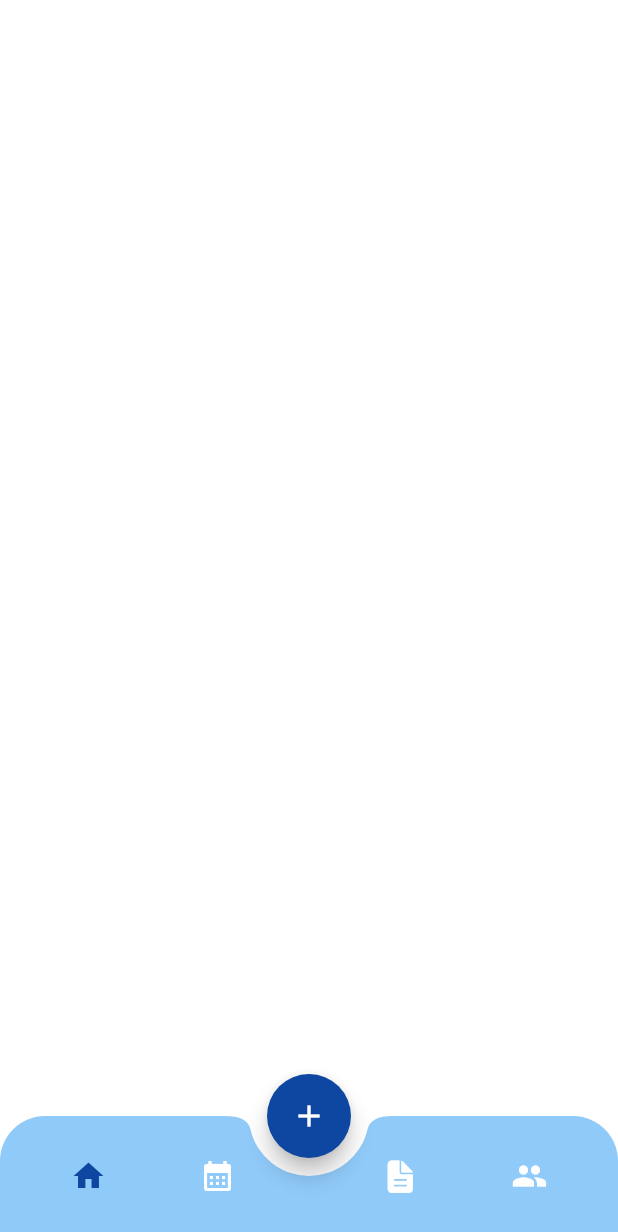
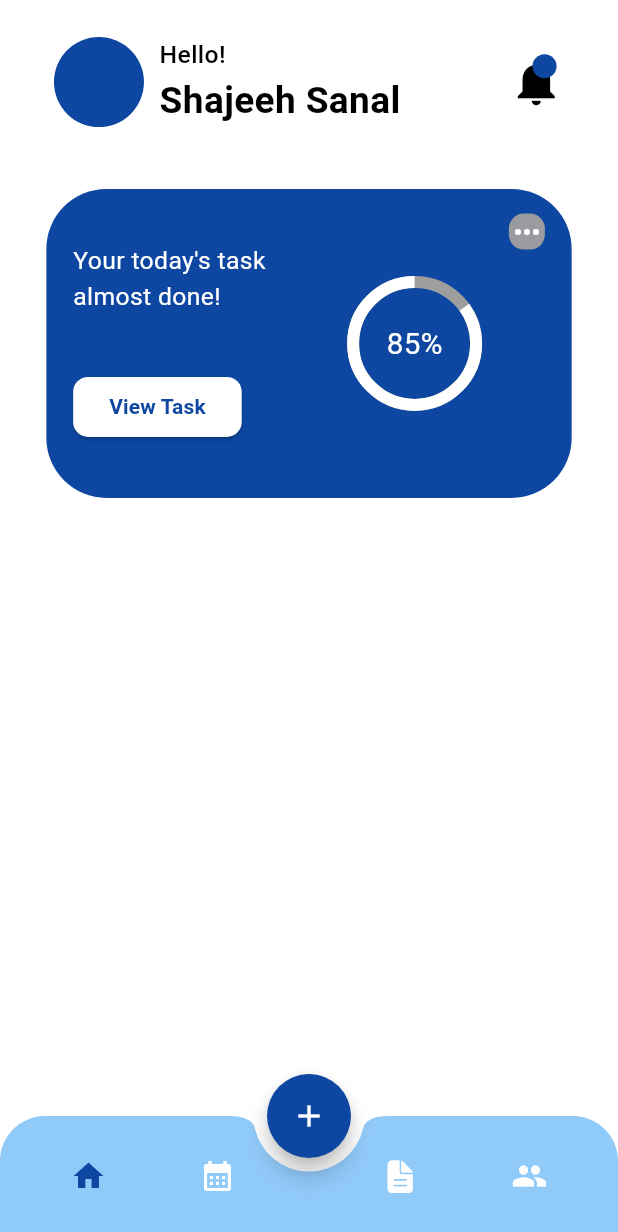
Before and after one commit to shajeehsanal/todo_app, a Flutter app: the screen it shows after launch, on a phone screen of 412 x 824 dp. Shown: the top 1232 px of the screen. Run offline on Flutter 3.47's test engine with Material 3 defaults, Android fonts, the phone set to English and light mode, and no system bars; drawn by our look-alikes of percent_indicator; our stand-ins replace firebase_core, flutter_riverpod, shared_preferences; accounts and stored records are empty.

Commit message:
working in home screen ui

```diff
--- a/lib/features/home/home.dart
+++ b/lib/features/home/home.dart
@@ -1,154 +1,71 @@
-import 'package:flutter/cupertino.dart';
 import 'package:flutter/material.dart';
-import 'package:flutter_riverpod/flutter_riverpod.dart';
-import 'package:shared_preferences/shared_preferences.dart';
+import 'package:todo_app/features/home/task_progress_widget.dart';
+import 'package:todo_app/global/global_variables.dart';
 
-class HomeScreen extends ConsumerStatefulWidget {
+class HomeScreen extends StatelessWidget {
   const HomeScreen({super.key});
 
   @override
-  ConsumerState<HomeScreen> createState() => _HomeScreenState();
-}
+  Widget build(BuildContext context) {
+    double fontSize = width > height ? width * 0.2 : height * 0.2;
+    double iconSize = width > height ? width * 0.1 : height * 0.1;
 
-class _HomeScreenState extends ConsumerState<HomeScreen> {
-  List<DropdownMenuItem> dropdownItems = [];
-  late SharedPreferences preferences;
-  final selectedIndexProvider = StateProvider<int>((ref) => 0);
-
-  @override
-  void initState() {
-    super.initState();
-    dropdownItems = [
-      const DropdownMenuItem(value: 'System', child: Icon(Icons.computer)),
-      const DropdownMenuItem(value: 'Light', child: Icon(Icons.light_mode)),
-      const DropdownMenuItem(value: 'Dark', child: Icon(Icons.dark_mode)),
-    ];
-  }
-
-  @override
-  Widget build(BuildContext context) {
-    final selectedIndex = ref.watch(selectedIndexProvider);
-    return Scaffold(
-      drawer: const Drawer(
+    return SafeArea(
+      child: SingleChildScrollView(
         child: Column(
           children: [
-            UserAccountsDrawerHeader(
-              accountName: Text('User Name'),
-              accountEmail: Text('User Email'),
-              currentAccountPicture: CircleAvatar(
-                backgroundColor: Colors.blueGrey,
+            SizedBox(height: height * 0.03),
+            Row(
+              mainAxisAlignment: MainAxisAlignment.spaceAround,
+              children: [
+                Row(
+                  mainAxisAlignment: MainAxisAlignment.spaceBetween,
+                  children: [
+                    const CircleAvatar(radius: 30),
+                    SizedBox(width: width * 0.025),
+                    Column(
+                      crossAxisAlignment: CrossAxisAlignment.start,
+                      children: [
+                        Text(
+                          'Hello!',
+                          style: TextStyle(
+                            fontSize: fontSize * 0.1,
+                            fontWeight: FontWeight.w500,
+                          ),
+                        ),
+                        Text(
+                          'Shajeeh Sanal',
+                          style: TextStyle(
+                            fontSize: fontSize * 0.15,
+                            fontWeight: FontWeight.bold,
                           ),
                         ),
                       ],
                     ),
+                  ],
                 ),
-      bottomNavigationBar: ClipRRect(
-        borderRadius: const BorderRadius.only(
-          topLeft: Radius.circular(30),
-          topRight: Radius.circular(30),
+                Stack(
+                  alignment: Alignment.topRight,
+                  children: [
+                    Icon(
+                      Icons.notifications,
+                      size: iconSize * 0.45,
+                      color: Colors.black,
                     ),
-        child: BottomAppBar(
-          color: Colors.blue.shade200,
-          shape: const CircularNotchedRectangle(),
-          child: Row(
-            mainAxisAlignment: MainAxisAlignment.spaceAround,
-            children: [
-              IconButton(
-                icon: Icon(
-                  Icons.home,
-                  color: selectedIndex == 0
-                      ? Theme.of(context).primaryColor
-                      : Colors.white,
+                    Positioned(
+                      right: 5,
+                      child: CircleAvatar(
+                        backgroundColor: Theme.of(context).primaryColor,
+                        radius: 8,
                       ),
-                onPressed: () {},
-              ),
-              Padding(
-                padding: const EdgeInsets.only(right: 18.0),
-                child: IconButton(
-                  icon: const Icon(
-                    Icons.calendar_month,
-                    color: Colors.white,
-                  ),
-                  onPressed: () {},
-                ),
-              ),
-              Padding(
-                padding: const EdgeInsets.only(left: 18.0),
-                child: IconButton(
-                  icon: const Icon(
-                    CupertinoIcons.doc_text_fill,
-                    color: Colors.white,
-                  ),
-                  onPressed: () {},
-                ),
-              ),
-              IconButton(
-                icon: const Icon(
-                  Icons.people,
-                  color: Colors.white,
-                ),
-                onPressed: () {},
                     ),
                   ],
                 ),
+              ],
             ),
-      ),
-      // appBar: AppBar(
-      //   title: const Text('Todo List'),
-      //   elevation: 10,
-      //   centerTitle: true,
-      //   iconTheme: const IconThemeData(color: Colors.white),
-      //   actions: [
-      //     Consumer(
-      //       builder: (context, ref, child) {
-      //         final themeMode = ref.watch(themeModeProvider);
-      //         String theme = themeMode == ThemeMode.system
-      //             ? 'System'
-      //             : themeMode == ThemeMode.light
-      //                 ? 'Light'
-      //                 : 'Dark';
-
-      //         return Padding(
-      //           padding: const EdgeInsets.only(right: 5),
-      //           child: DropdownButtonHideUnderline(
-      //             child: DropdownButton2(
-      //               items: dropdownItems,
-      //               value: theme,
-      //               onChanged: (value) async {
-      //                 preferences = await SharedPreferences.getInstance();
-      //                 preferences.setString(
-      //                   'themeMode',
-      //                   value.toString().trim(),
-      //                 );
-      //                 if (value == 'System') {
-      //                   ref
-      //                       .read(themeModeProvider.notifier)
-      //                       .update((state) => ThemeMode.system);
-      //                 } else if (value == 'Light') {
-      //                   ref
-      //                       .read(themeModeProvider.notifier)
-      //                       .update((state) => ThemeMode.light);
-      //                 } else {
-      //                   ref
-      //                       .read(themeModeProvider.notifier)
-      //                       .update((state) => ThemeMode.dark);
-      //                 }
-      //               },
-      //             ),
-      //           ),
-      //         );
-      //       },
-      //     )
-      //   ],
-      // ),
-      body: Container(),
-      floatingActionButtonLocation: FloatingActionButtonLocation.centerDocked,
-      floatingActionButton: Padding(
-        padding: const EdgeInsets.all(8.0),
-        child: FloatingActionButton(
-          onPressed: () {},
-          shape: const CircleBorder(),
-          child: const Icon(Icons.add),
+            SizedBox(height: height * 0.05),
+            const TaskProgressWidget(),
+          ],
         ),
       ),
     );
--- /dev/null
+++ b/lib/features/home/task_progress_widget.dart
@@ -0,0 +1,95 @@
+import 'package:flutter/material.dart';
+import 'package:percent_indicator/circular_percent_indicator.dart';
+import 'package:todo_app/global/global_variables.dart';
+
+class TaskProgressWidget extends StatelessWidget {
+  const TaskProgressWidget({super.key});
+
+  @override
+  Widget build(BuildContext context) {
+    double fontSize = width > height ? width * 0.2 : height * 0.2;
+
+    return Container(
+      width: width * 0.85,
+      height: height * 0.25,
+      decoration: BoxDecoration(
+        color: Theme.of(context).primaryColor,
+        borderRadius: BorderRadius.circular(40),
+      ),
+      child: Row(
+        mainAxisAlignment: MainAxisAlignment.spaceEvenly,
+        children: [
+          Column(
+            mainAxisAlignment: MainAxisAlignment.spaceEvenly,
+            crossAxisAlignment: CrossAxisAlignment.start,
+            children: [
+              SizedBox(
+                width: width * 0.4,
+                child: Text(
+                  "Your today's task almost done!",
+                  style: TextStyle(
+                    color: Theme.of(context).scaffoldBackgroundColor,
+                    fontSize: fontSize * 0.1,
+                  ),
+                ),
+              ),
+              ElevatedButton(
+                onPressed: () {},
+                style: ElevatedButton.styleFrom(
+                  shape: RoundedRectangleBorder(
+                    borderRadius: BorderRadius.circular(10),
+                  ),
+                ),
+                child: Text(
+                  'View Task',
+                  style: TextStyle(
+                    color: Theme.of(context).primaryColor,
+                    fontWeight: FontWeight.bold,
+                  ),
+                ),
+              ),
+            ],
+          ),
+          CircularPercentIndicator(
+            animation: true,
+            radius: 45,
+            reverse: true,
+            animationDuration: 600,
+            percent: 0.85,
+            progressColor: Theme.of(context).scaffoldBackgroundColor,
+            lineWidth: 8,
+            backgroundColor: Colors.grey.shade500,
+            center: TweenAnimationBuilder(
+                tween: Tween<double>(begin: 0, end: 85),
+                duration: const Duration(milliseconds: 600),
+                builder: (context, value, child) {
+                  return Text(
+                    '${value.round()}%',
+                    style: TextStyle(
+                      color: Theme.of(context).scaffoldBackgroundColor,
+                      fontSize: fontSize * 0.12,
+                    ),
+                  );
+                }),
+          ),
+          Align(
+            alignment: Alignment.topCenter,
+            child: Padding(
+              padding: EdgeInsets.only(top: height * 0.02),
+              child: Container(
+                decoration: BoxDecoration(
+                  color: Colors.grey.withOpacity(10),
+                  borderRadius: BorderRadius.circular(10),
+                ),
+                child: Icon(
+                  Icons.more_horiz,
+                  color: Theme.of(context).scaffoldBackgroundColor,
+                ),
+              ),
+            ),
+          )
+        ],
+      ),
+    );
+  }
+}
--- /dev/null
+++ b/lib/features/navbar/navbar.dart
@@ -0,0 +1,179 @@
+import 'package:flutter/cupertino.dart';
+import 'package:flutter/material.dart';
+import 'package:flutter_riverpod/flutter_riverpod.dart';
+import 'package:shared_preferences/shared_preferences.dart';
+import 'package:todo_app/features/home/home.dart';
+import 'package:todo_app/global/global_variables.dart';
+
+class NavBar extends ConsumerStatefulWidget {
+  const NavBar({super.key});
+
+  @override
+  ConsumerState<NavBar> createState() => _NavBarState();
+}
+
+class _NavBarState extends ConsumerState<NavBar> {
+  List<DropdownMenuItem> dropdownItems = [];
+  late SharedPreferences preferences;
+  final selectedIndexProvider = StateProvider<int>((ref) => 0);
+
+  @override
+  void initState() {
+    super.initState();
+    dropdownItems = [
+      const DropdownMenuItem(value: 'System', child: Icon(Icons.computer)),
+      const DropdownMenuItem(value: 'Light', child: Icon(Icons.light_mode)),
+      const DropdownMenuItem(value: 'Dark', child: Icon(Icons.dark_mode)),
+    ];
+  }
+
+  @override
+  Widget build(BuildContext context) {
+    final selectedIndex = ref.watch(selectedIndexProvider);
+    width = MediaQuery.of(context).size.width;
+    height = MediaQuery.of(context).size.height;
+
+    return Scaffold(
+      drawer: const Drawer(
+        child: Column(
+          children: [
+            UserAccountsDrawerHeader(
+              accountName: Text('User Name'),
+              accountEmail: Text('User Email'),
+              currentAccountPicture: CircleAvatar(
+                backgroundColor: Colors.blueGrey,
+              ),
+            ),
+          ],
+        ),
+      ),
+      body: selectedIndex == 0 ? const HomeScreen() : const SizedBox(),
+      bottomNavigationBar: ClipRRect(
+        borderRadius: const BorderRadius.only(
+          topLeft: Radius.circular(30),
+          topRight: Radius.circular(30),
+        ),
+        child: BottomAppBar(
+          color: Colors.blue.shade200,
+          shape: const CircularNotchedRectangle(),
+          child: Row(
+            mainAxisAlignment: MainAxisAlignment.spaceAround,
+            children: [
+              IconButton(
+                onPressed: () {
+                  ref.read(selectedIndexProvider.notifier).update((state) => 0);
+                },
+                icon: Icon(
+                  Icons.home,
+                  color: selectedIndex == 0
+                      ? Theme.of(context).primaryColor
+                      : Colors.white,
+                ),
+              ),
+              Padding(
+                padding: const EdgeInsets.only(right: 18.0),
+                child: IconButton(
+                  onPressed: () {
+                    ref
+                        .read(selectedIndexProvider.notifier)
+                        .update((state) => 1);
+                  },
+                  icon: Icon(
+                    Icons.calendar_month,
+                    color: selectedIndex == 1
+                        ? Theme.of(context).primaryColor
+                        : Colors.white,
+                  ),
+                ),
+              ),
+              Padding(
+                padding: const EdgeInsets.only(left: 18.0),
+                child: IconButton(
+                  onPressed: () {
+                    ref
+                        .read(selectedIndexProvider.notifier)
+                        .update((state) => 2);
+                  },
+                  icon: Icon(
+                    CupertinoIcons.doc_text_fill,
+                    color: selectedIndex == 2
+                        ? Theme.of(context).primaryColor
+                        : Colors.white,
+                  ),
+                ),
+              ),
+              IconButton(
+                onPressed: () {
+                  ref.read(selectedIndexProvider.notifier).update((state) => 3);
+                },
+                icon: Icon(
+                  Icons.people,
+                  color: selectedIndex == 3
+                      ? Theme.of(context).primaryColor
+                      : Colors.white,
+                ),
+              ),
+            ],
+          ),
+        ),
+      ),
+      // appBar: AppBar(
+      //   title: const Text('Todo List'),
+      //   elevation: 10,
+      //   centerTitle: true,
+      //   iconTheme: const IconThemeData(color: Colors.white),
+      //   actions: [
+      //     Consumer(
+      //       builder: (context, ref, child) {
+      //         final themeMode = ref.watch(themeModeProvider);
+      //         String theme = themeMode == ThemeMode.system
+      //             ? 'System'
+      //             : themeMode == ThemeMode.light
+      //                 ? 'Light'
+      //                 : 'Dark';
+
+      //         return Padding(
+      //           padding: const EdgeInsets.only(right: 5),
+      //           child: DropdownButtonHideUnderline(
+      //             child: DropdownButton2(
+      //               items: dropdownItems,
+      //               value: theme,
+      //               onChanged: (value) async {
+      //                 preferences = await SharedPreferences.getInstance();
+      //                 preferences.setString(
+      //                   'themeMode',
+      //                   value.toString().trim(),
+      //                 );
+      //                 if (value == 'System') {
+      //                   ref
+      //                       .read(themeModeProvider.notifier)
+      //                       .update((state) => ThemeMode.system);
+      //                 } else if (value == 'Light') {
+      //                   ref
+      //                       .read(themeModeProvider.notifier)
+      //                       .update((state) => ThemeMode.light);
+      //                 } else {
+      //                   ref
+      //                       .read(themeModeProvider.notifier)
+      //                       .update((state) => ThemeMode.dark);
+      //                 }
+      //               },
+      //             ),
+      //           ),
+      //         );
+      //       },
+      //     )
+      //   ],
+      // ),
+      floatingActionButtonLocation: FloatingActionButtonLocation.centerDocked,
+      floatingActionButton: Padding(
+        padding: const EdgeInsets.all(5.0),
+        child: FloatingActionButton(
+          onPressed: () {},
+          shape: const CircleBorder(),
+          child: const Icon(Icons.add),
+        ),
+      ),
+    );
+  }
+}
--- /dev/null
+++ b/lib/global/global_variables.dart
@@ -0,0 +1,2 @@
+double width = 0;
+double height = 0;
--- a/lib/main.dart
+++ b/lib/main.dart
@@ -1,7 +1,7 @@
 import 'package:flutter/material.dart';
 import 'package:flutter_riverpod/flutter_riverpod.dart';
 import 'package:shared_preferences/shared_preferences.dart';
-import 'package:todo_app/features/home/home.dart';
+import 'package:todo_app/features/navbar/navbar.dart';
 import 'package:todo_app/global/global_providers.dart';
 import 'package:firebase_core/firebase_core.dart';
 import 'firebase_options.dart';
@@ -65,7 +65,7 @@ class _MyAppState extends ConsumerState<MyApp> {
         useMaterial3: true,
       ),
       themeMode: themeMode,
-      home: const HomeScreen(),
+      home: const NavBar(),
       debugShowCheckedModeBanner: false,
     );
   }
```
Also changed, not shown: pubspec.yaml (+7 -8 lines), pubspec.lock. Lines whose indentation alone changed are shown as unchanged.
